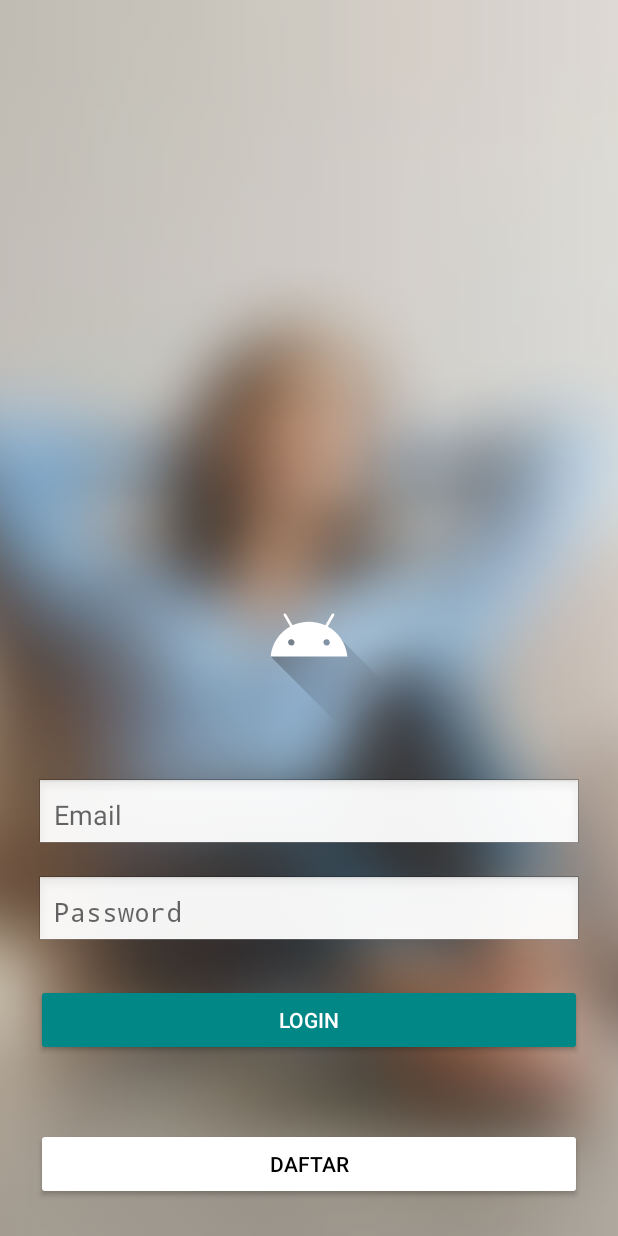
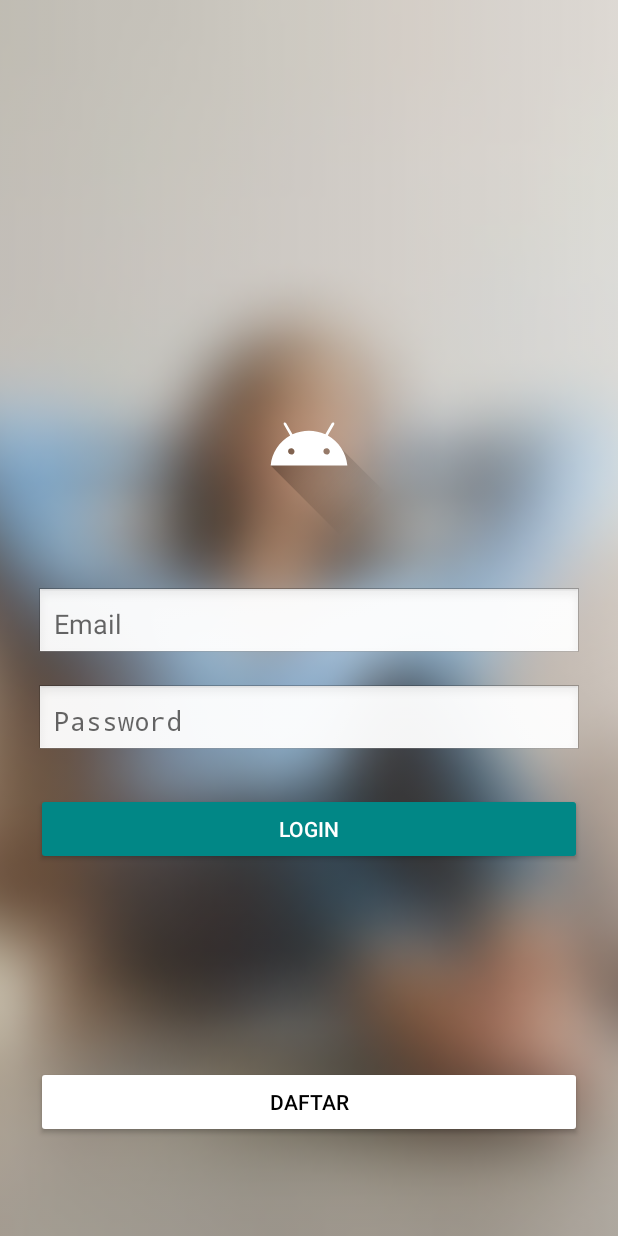
Before and after one commit to riyanardian/semar_v4, an Android app built with Jetpack Compose: the layout activity_login.xml on its own in the app's theme, with its tools: preview values and no code run, on a phone screen of 412 x 824 dp. Run offline under Robolectric (Android 15) with nearby library versions, the phone set to English and light mode, and no system bars.

Commit message:
Menambahkan file

```diff
--- a/app/src/main/res/layout/activity_login.xml
+++ b/app/src/main/res/layout/activity_login.xml
@@ -13,65 +13,71 @@
         android:alpha="0.9" />
 
     <!-- Form Login -->
+
+    <!-- Tombol Daftar (selalu di bawah layar) -->
+
     <LinearLayout
         android:id="@+id/loginForm"
         android:layout_width="match_parent"
         android:layout_height="wrap_content"
+        android:layout_above="@id/btnRegister"
+        android:layout_marginBottom="110dp"
+        android:gravity="center"
         android:orientation="vertical"
-        android:gravity="center"
-        android:padding="24dp"
-        android:layout_above="@id/btnRegister">
+        android:padding="24dp">
 
         <!-- Logo -->
         <ImageView
             android:layout_width="120dp"
             android:layout_height="120dp"
-            android:src="@drawable/ic_launcher_foreground"
             android:layout_gravity="center_horizontal"
-            android:layout_marginBottom="32dp" />
+            android:layout_marginBottom="32dp"
+            android:src="@drawable/ic_launcher_foreground" />
 
         <!-- Email -->
         <EditText
             android:id="@+id/inputEmail"
             android:layout_width="match_parent"
             android:layout_height="wrap_content"
+            android:layout_marginBottom="16dp"
+            android:background="@android:drawable/edit_text"
             android:hint="Email"
             android:inputType="textEmailAddress"
-            android:background="@android:drawable/edit_text"
-            android:padding="12dp"
-            android:layout_marginBottom="16dp" />
+            android:padding="12dp" />
 
         <!-- Password -->
         <EditText
             android:id="@+id/inputPassword"
             android:layout_width="match_parent"
             android:layout_height="wrap_content"
+            android:layout_marginBottom="24dp"
+            android:background="@android:drawable/edit_text"
             android:hint="Password"
             android:inputType="textPassword"
-            android:background="@android:drawable/edit_text"
-            android:padding="12dp"
-            android:layout_marginBottom="24dp" />
+            android:padding="12dp" />
 
         <!-- Tombol Login -->
         <Button
             android:id="@+id/btnLogin"
             android:layout_width="match_parent"
             android:layout_height="wrap_content"
+            android:backgroundTint="@color/teal_700"
             android:text="Login"
-            android:backgroundTint="@color/teal_700"
             android:textColor="@android:color/white" />
 
     </LinearLayout>
 
-    <!-- Tombol Daftar (selalu di bawah layar) -->
     <Button
         android:id="@+id/btnRegister"
         android:layout_width="match_parent"
         android:layout_height="wrap_content"
+        android:layout_alignParentBottom="true"
+        android:layout_marginHorizontal="24dp"
+        android:layout_marginBottom="65dp"
+        android:backgroundTint="@android:color/white"
         android:text="Daftar"
-        android:backgroundTint="@android:color/white"
-        android:textColor="@color/black"
-        android:layout_alignParentBottom="true"
-        android:layout_margin="24dp" />
+        android:textColor="@color/black" />
+
+
 
 </RelativeLayout>
--- a/build.gradle.kts
+++ b/build.gradle.kts
@@ -2,4 +2,5 @@
 plugins {
     alias(libs.plugins.android.application) apply false
     alias(libs.plugins.kotlin.android) apply false
+    alias(libs.plugins.google.gms.google.services) apply false
 }
```
Also changed, not shown: app/build.gradle.kts (+8 -0 lines), app/src/main/java/com/example/semar_v4/Register.kt (+51 -10 lines), gradle/libs.versions.toml (+14 -0 lines), 2 other files.
